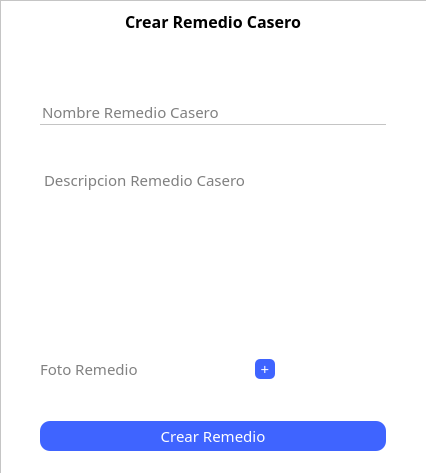
This is hospital-Core/Widgets/Administrador/administrador_crear_remedio.ui in MrDanielG/Hospital-SCRUM as Qt 5 draws it before an edit. The edited form follows.
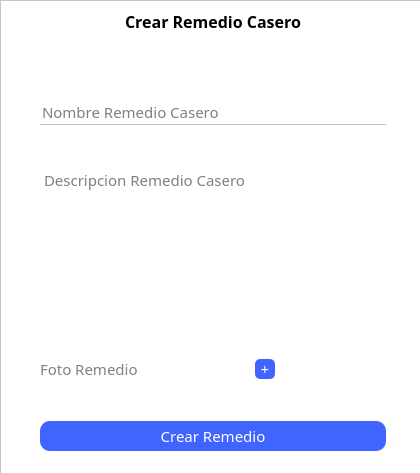
This is the edited form. Icons and pictures are not drawn.

```diff
--- a/hospital-Core/Widgets/Administrador/administrador_crear_remedio.ui
+++ b/hospital-Core/Widgets/Administrador/administrador_crear_remedio.ui
@@ -6,7 +6,7 @@
    <rect>
     <x>0</x>
     <y>0</y>
-    <width>426</width>
+    <width>420</width>
     <height>473</height>
    </rect>
   </property>
```
Left out of the diff: 2 changed lines with no effect on the pictures.
